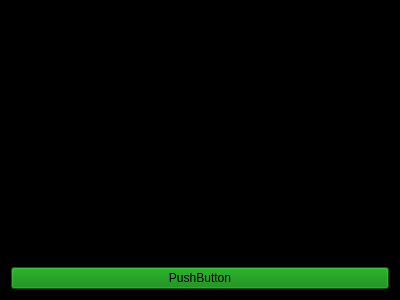
First picture: the form in src/ViewLayer/SongListUI.ui, repository UCSolarCarTeam/Epsilon-Onboard-Media-Control, before the edit.
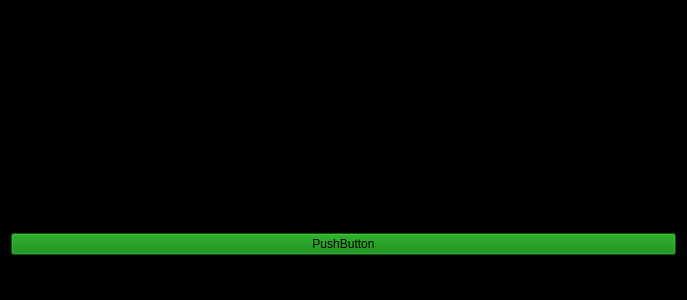
Second picture: the form after the edit.

Commit message: For thomas 8=========D

```diff
--- a/src/ViewLayer/SongListUI.ui
+++ b/src/ViewLayer/SongListUI.ui
@@ -19,21 +19,106 @@
   <layout class="QVBoxLayout" name="verticalLayout">
    <item>
     <widget class="QScrollArea" name="listScroll">
+     <property name="sizePolicy">
+      <sizepolicy hsizetype="Fixed" vsizetype="Expanding">
+       <horstretch>0</horstretch>
+       <verstretch>25</verstretch>
+      </sizepolicy>
+     </property>
+     <property name="minimumSize">
+      <size>
+       <width>665</width>
+       <height>150</height>
+      </size>
+     </property>
+     <property name="maximumSize">
+      <size>
+       <width>665</width>
+       <height>150</height>
+      </size>
+     </property>
+     <property name="autoFillBackground">
+      <bool>false</bool>
+     </property>
+     <property name="styleSheet">
+      <string notr="true">background-color:rgba(0,0,0,0);</string>
+     </property>
+     <property name="frameShape">
+      <enum>QFrame::NoFrame</enum>
+     </property>
+     <property name="frameShadow">
+      <enum>QFrame::Sunken</enum>
+     </property>
+     <property name="lineWidth">
+      <number>1</number>
+     </property>
+     <property name="verticalScrollBarPolicy">
+      <enum>Qt::ScrollBarAsNeeded</enum>
+     </property>
+     <property name="horizontalScrollBarPolicy">
+      <enum>Qt::ScrollBarAlwaysOff</enum>
+     </property>
+     <property name="sizeAdjustPolicy">
+      <enum>QAbstractScrollArea::AdjustToContents</enum>
+     </property>
      <property name="widgetResizable">
-      <bool>true</bool>
+      <bool>false</bool>
      </property>
      <widget class="QWidget" name="scrollAreaWidgetContents">
       <property name="geometry">
        <rect>
         <x>0</x>
         <y>0</y>
-        <width>362</width>
-        <height>203</height>
+        <width>665</width>
+        <height>150</height>
        </rect>
       </property>
-      <property name="layoutDirection">
-       <enum>Qt::LeftToRight</enum>
+      <property name="sizePolicy">
+       <sizepolicy hsizetype="Expanding" vsizetype="Expanding">
+        <horstretch>0</horstretch>
+        <verstretch>25</verstretch>
+       </sizepolicy>
       </property>
+      <property name="minimumSize">
+       <size>
+        <width>665</width>
+        <height>150</height>
+       </size>
+      </property>
+      <property name="maximumSize">
+       <size>
+        <width>665</width>
+        <height>150</height>
+       </size>
+      </property>
+      <property name="autoFillBackground">
+       <bool>false</bool>
+      </property>
+      <property name="styleSheet">
+       <string notr="true">QWidget#motor0ContentsWidget{
+background-color:rgba(45,45,45,150);
+}</string>
+      </property>
+      <layout class="QVBoxLayout" name="verticalLayout_3">
+       <property name="spacing">
+        <number>5</number>
+       </property>
+       <property name="sizeConstraint">
+        <enum>QLayout::SetDefaultConstraint</enum>
+       </property>
+       <property name="leftMargin">
+        <number>10</number>
+       </property>
+       <property name="topMargin">
+        <number>10</number>
+       </property>
+       <property name="rightMargin">
+        <number>0</number>
+       </property>
+       <property name="bottomMargin">
+        <number>10</number>
+       </property>
+      </layout>
      </widget>
     </widget>
    </item>
```
The commit also changes 1 other file.
